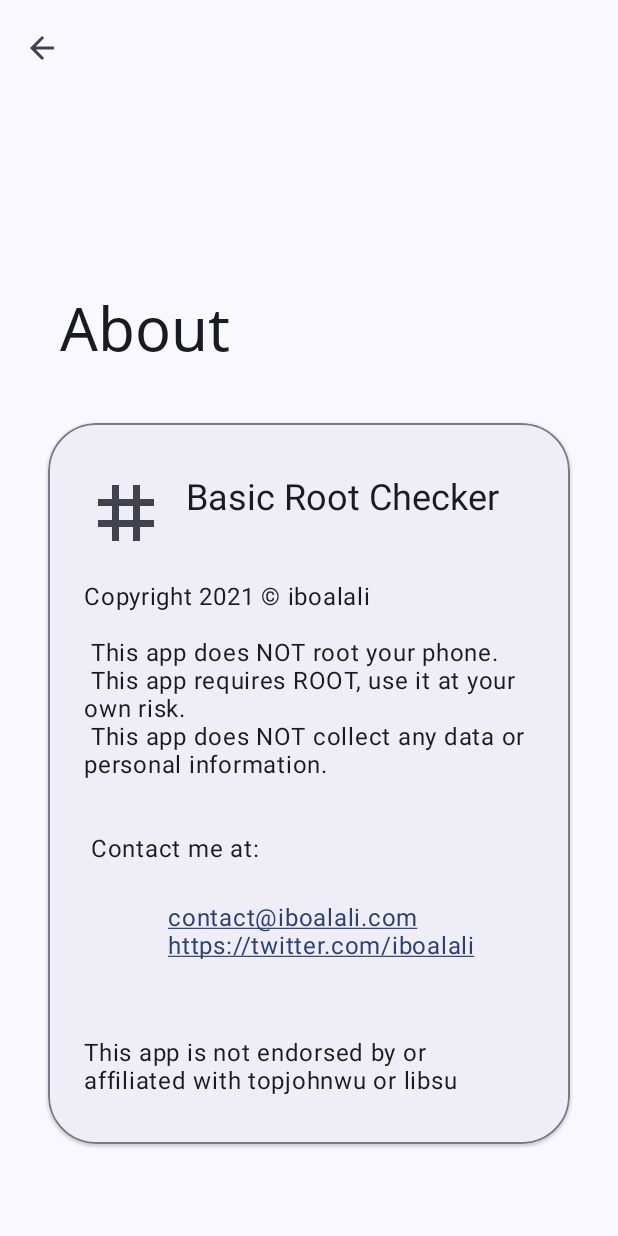
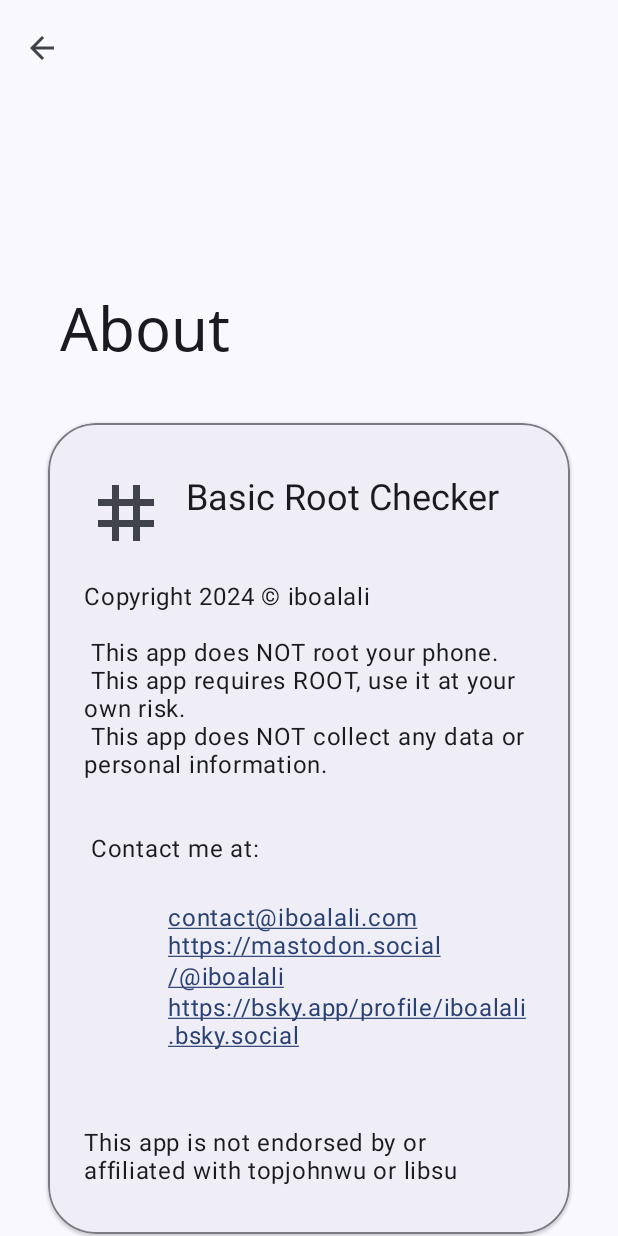
Before and after one commit to iboalali/Basic-Root-Checker, an Android app: the AboutActivity screen opened directly, with no data from a screen before it, on a phone screen of 412 x 824 dp. Run offline under Robolectric (Android 15) with nearby library versions, the phone set to English and light mode, and no system bars; our stand-ins replace data binding.

Commit message:
Updated version names and about screen

```diff
--- a/app/src/main/res/layout/activity_about.xml
+++ b/app/src/main/res/layout/activity_about.xml
@@ -118,7 +118,7 @@
                             android:layout_marginLeft="32dp"
                             android:padding="24dp"
                             android:autoLink="all"
-                            android:text="@string/about_email_twitter"
+                            android:text="@string/about_email_socials"
                             android:textAppearance="@style/TextAppearance.MaterialComponents.Body1"
                             app:layout_constraintStart_toStartOf="parent"
                             app:layout_constraintTop_toBottomOf="@id/about_copyright" />
--- a/app/src/main/res/values/strings.xml
+++ b/app/src/main/res/values/strings.xml
@@ -16,12 +16,12 @@
     <string name="string_checking_for_root">Checking for Root…</string>
 
     <!-- About Strings -->
-    <string name="about_part1">Copyright 2021 &#169; iboalali\n\n
+    <string name="about_part1">Copyright 2024 &#169; iboalali\n\n
         This app does NOT root your phone.\n
         This app requires ROOT, use it at your own risk.\n
         This app does NOT collect any data or personal information.\n\n\n
         Contact me at:</string>
-    <string name="about_email_twitter" translatable="false">contact@iboalali.com\nhttps://twitter.com/iboalali</string>
+    <string name="about_email_socials" translatable="false">contact@iboalali.com\nhttps://mastodon.social/@iboalali\nhttps://bsky.app/profile/iboalali.bsky.social</string>
     <string name="about_not_affiliated">This app is not endorsed by or affiliated with topjohnwu or libsu</string>
 
     <!-- Licence Strings -->
--- a/app/src/main/res/values/version_names.xml
+++ b/app/src/main/res/values/version_names.xml
@@ -35,6 +35,9 @@
         <item>12L</item> // 32
         <item>13</item> // 33
         <item>14</item> // 34
+        <item>15</item> // 35
+        <item>16</item> // 36
+        <item>17</item> // 37
 
     </string-array>
 </resources>
```
Also changed, not shown: 2 other files.
